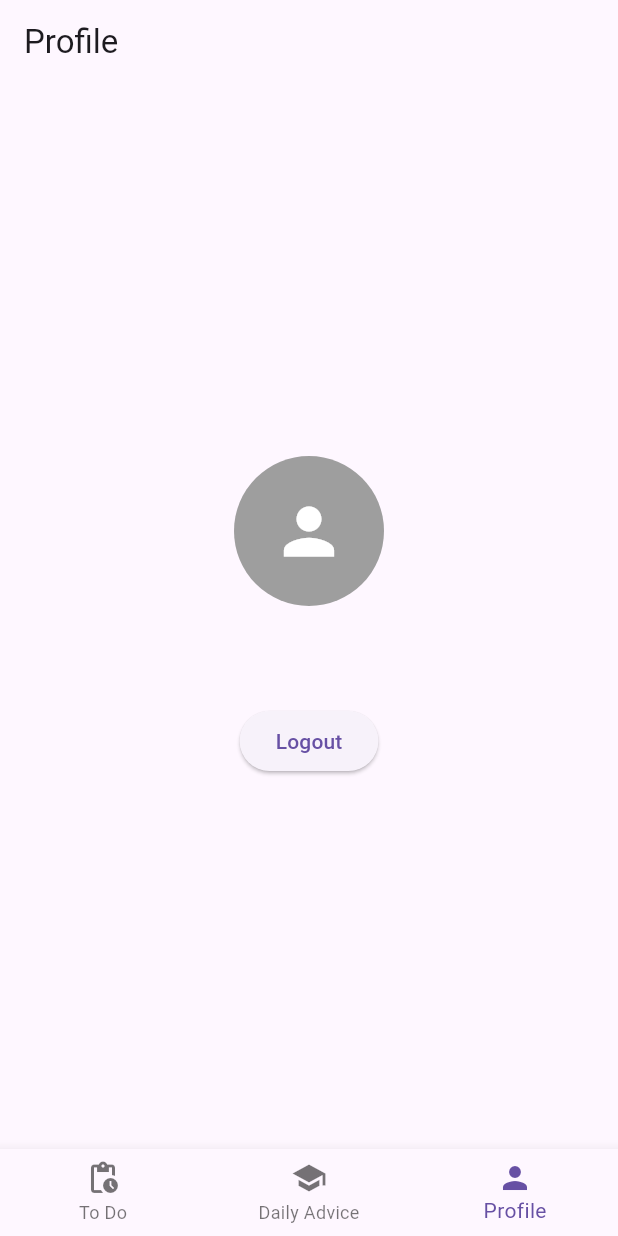
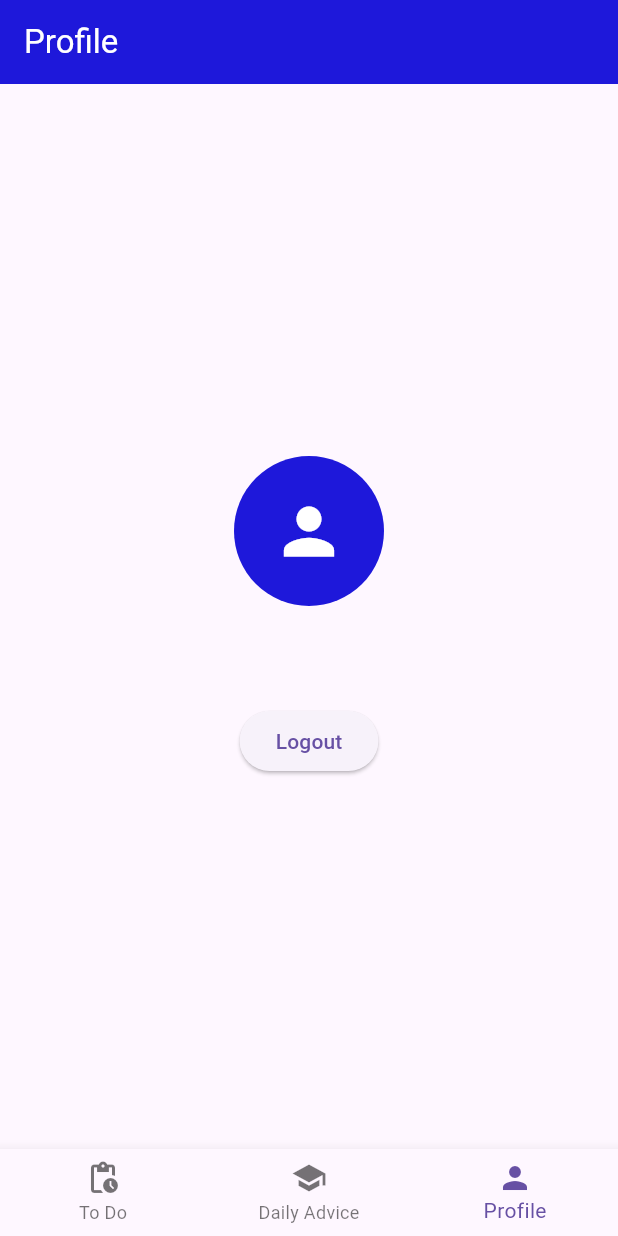
Before and after one commit to Leah-Bancale/Mobdev-Final-App, a Flutter app: the screen it shows once a user with an empty profile is signed in, item 3 of the bottom bar chosen, on a phone screen of 412 x 824 dp. Run offline on Flutter 3.47's test engine with Material 3 defaults, Android fonts, the light colour scheme and no system bars; our stand-ins replace cloud_firestore, firebase_auth, firebase_core, google_sign_in; accounts and stored records are empty; network calls fail.

Commit message:
adjusted UI

```diff
--- a/lib/screen/home.dart
+++ b/lib/screen/home.dart
@@ -75,7 +75,7 @@ class HomeTab extends StatelessWidget {
           children: [
             Stream_note(false),
             Text(
-              'Done',
+              'Finished Task',
               style: TextStyle(
                 fontSize: 16,
                 color: Colors.grey.shade500,
@@ -93,13 +93,13 @@ class HomeTab extends StatelessWidget {
 class AdvicePage extends StatelessWidget {
   @override
    Widget build(BuildContext context) {
-    return AdviceScreen(); // Display the Profile screen when the third tab is selected
+    return AdviceScreen();
   }
 }
 
 class ProfilePage extends StatelessWidget {
   @override
   Widget build(BuildContext context) {
-    return Profile(); // Display the Profile screen when the third tab is selected
+    return Profile();
   }
 }
--- a/lib/screen/profile.dart
+++ b/lib/screen/profile.dart
@@ -1,5 +1,6 @@
 import 'package:flutter/material.dart';
 import 'package:firebase_auth/firebase_auth.dart';
+import 'package:mobdev_final_app/const/colors.dart';
 import 'package:mobdev_final_app/data/auth_data.dart';
 
 class Profile extends StatelessWidget {
@@ -9,7 +10,11 @@ class Profile extends StatelessWidget {
   Widget build(BuildContext context) {
     return Scaffold(
       appBar: AppBar(
-        title: Text('Profile'),
+        title: Text(
+          'Profile',
+          style: TextStyle(color: Colors.white), // Changing app bar font color
+        ),
+        backgroundColor: custom_green, // Changing app bar background color
       ),
       body: Center(
         child: user != null
@@ -18,7 +23,7 @@ class Profile extends StatelessWidget {
                 crossAxisAlignment: CrossAxisAlignment.center,
                 children: [
                   CircleAvatar(
-                    backgroundColor: Colors.grey,
+                    backgroundColor: custom_green,
                     radius: 50,
                     child: Icon(
                       Icons.person,
--- a/lib/widgets/task_widgets.dart
+++ b/lib/widgets/task_widgets.dart
@@ -107,7 +107,7 @@ class _Task_WidgetState extends State<Task_Widget> {
               ),
               child: Row(
                 children: [
-                  Image.asset('images/icon_time.png'),
+                  Icon(Icons.timelapse, color: Colors.white, size: 18),
                   SizedBox(width: 10),
                   Text(
                     widget._note.time,
```
Also changed, not shown: lib/screen/advice.dart (+55 -23 lines), images/0.png, images/1.png, images/2.png, images/3.png, images/7.png.
